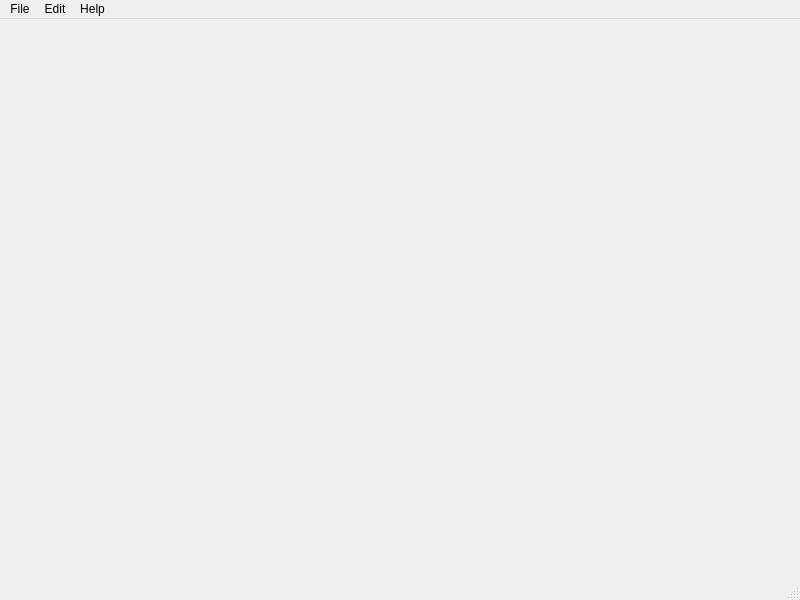
First picture: the form in Form.ui, repository morsoth/FIBedit, before the edit.
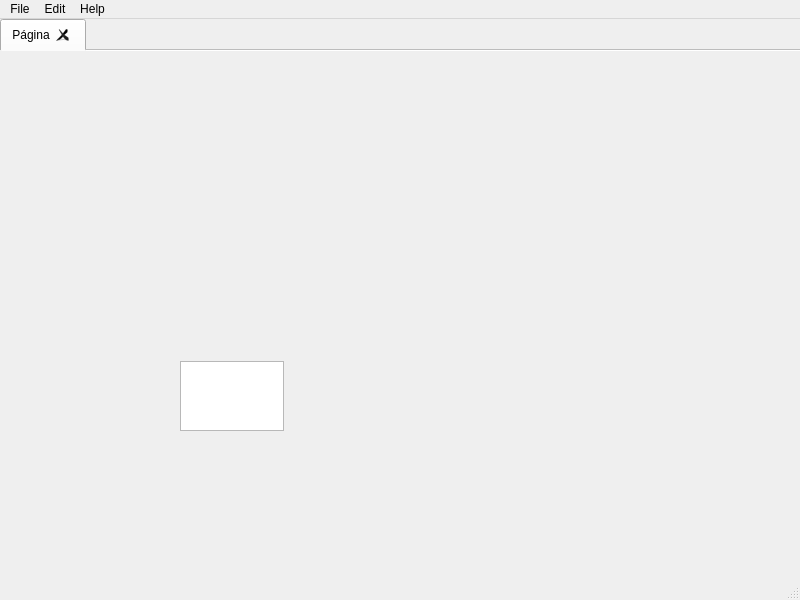
Second picture: the form after the edit.

```diff
--- a/Form.ui
+++ b/Form.ui
@@ -56,6 +56,21 @@
       <property name="tabBarAutoHide">
        <bool>false</bool>
       </property>
+      <widget class="QWidget" name="tab">
+       <attribute name="title">
+        <string>Página</string>
+       </attribute>
+       <widget class="QPlainTextEdit" name="plainTextEdit">
+        <property name="geometry">
+         <rect>
+          <x>180</x>
+          <y>310</y>
+          <width>104</width>
+          <height>70</height>
+         </rect>
+        </property>
+       </widget>
+      </widget>
      </widget>
     </item>
    </layout>
```
Left out of the diff: 2 changed lines with no effect on the pictures.
